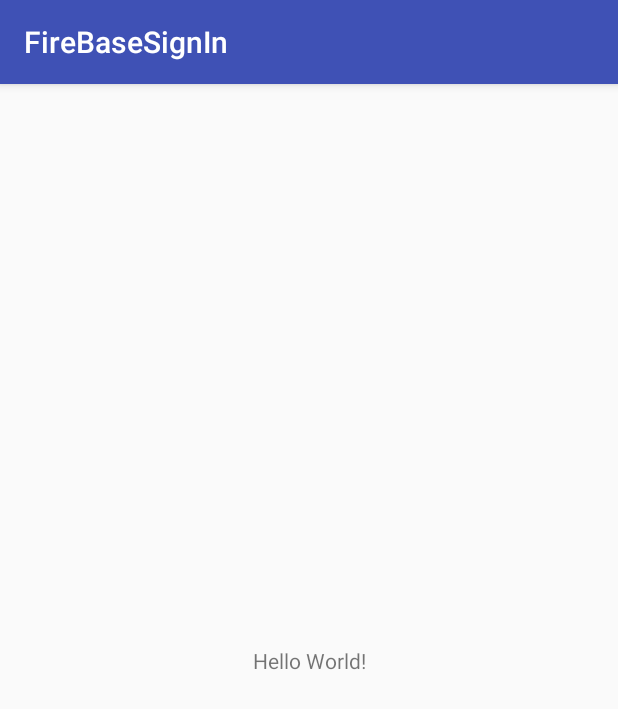
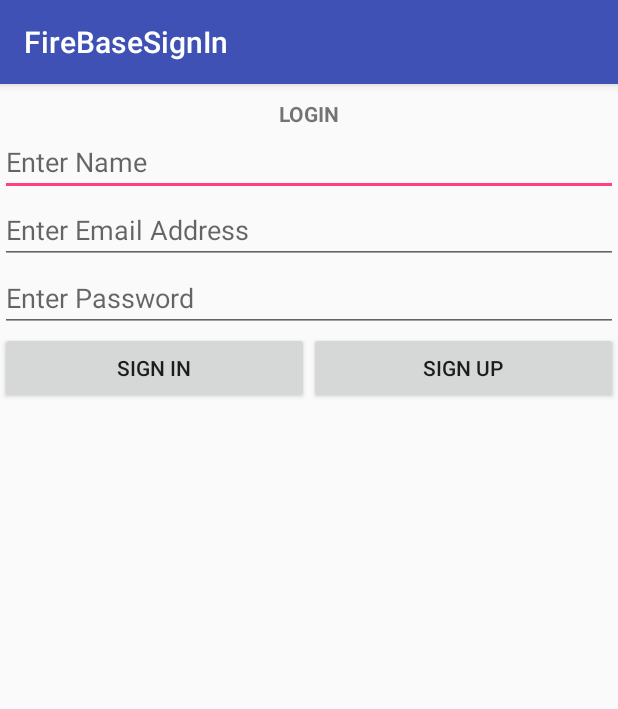
Before and after one commit to kshah3318/FireBaseSignIn, an Android app: the screen it shows after launch (MainActivity), on a phone screen of 412 x 824 dp. Shown: the top 709 px of the screen. Run offline under Robolectric (Android 15) with nearby library versions, the phone set to English and light mode, and no system bars; our stand-ins replace Firebase (no records; nobody signed in at launch, a user with empty details on screens opened directly).

Commit message:
Completing authentication using firebase

```diff
--- a/app/build.gradle
+++ b/app/build.gradle
@@ -26,5 +26,10 @@ dependencies {
     })
     compile 'com.android.support:appcompat-v7:25.3.1'
     compile 'com.android.support.constraint:constraint-layout:1.0.2'
+    compile 'com.google.firebase:firebase-auth:10.0.1'
     testCompile 'junit:junit:4.12'
 }
+
+
+
+apply plugin: 'com.google.gms.google-services'
--- a/app/src/main/AndroidManifest.xml
+++ b/app/src/main/AndroidManifest.xml
@@ -16,6 +16,7 @@
                 <category android:name="android.intent.category.LAUNCHER" />
             </intent-filter>
         </activity>
+        <activity android:name=".SignIn"></activity>
     </application>
 
 </manifest>
--- a/app/src/main/java/com/karan/firebasesignin/MainActivity.java
+++ b/app/src/main/java/com/karan/firebasesignin/MainActivity.java
@@ -1,13 +1,50 @@
 package com.karan.firebasesignin;
 
+import android.content.Intent;
 import android.support.v7.app.AppCompatActivity;
 import android.os.Bundle;
+import android.view.View;
+import android.widget.Button;
+import android.widget.EditText;
+
+import com.google.firebase.auth.FirebaseAuth;
 
 public class MainActivity extends AppCompatActivity {
-
+      private FirebaseAuth firebaseAuth;
+    private EditText etUserName,etEmail,etPassword;
+    private Button sign_in,sign_up;
     @Override
     protected void onCreate(Bundle savedInstanceState) {
         super.onCreate(savedInstanceState);
         setContentView(R.layout.activity_main);
+        firebaseAuth=FirebaseAuth.getInstance();
+        etUserName=(EditText)findViewById(R.id.etUserName);
+        etEmail=(EditText)findViewById(R.id.etEmailAddress);
+        etPassword=(EditText)findViewById(R.id.etPassword);
+        sign_in=(Button)findViewById(R.id.btn_signin);
+        sign_up=(Button)findViewById(R.id.btn_signup);
+        CheckedLoggedIn();
+        sign_in.setOnClickListener(new View.OnClickListener() {
+            @Override
+            public void onClick(View v) {
+
+            }
+        });
+        sign_up.setOnClickListener(new View.OnClickListener() {
+            @Override
+            public void onClick(View v) {
+
+            }
+        });
     }
+
+    private  void CheckedLoggedIn()
+    {
+        if(firebaseAuth.getCurrentUser()!=null)
+        {
+            finish();
+            startActivity(new Intent(getApplicationContext(),SignIn.class));
+        }
+    }
+
 }
--- /dev/null
+++ b/app/src/main/java/com/karan/firebasesignin/SignIn.java
@@ -0,0 +1,13 @@
+package com.karan.firebasesignin;
+
+import android.support.v7.app.AppCompatActivity;
+import android.os.Bundle;
+
+public class SignIn extends AppCompatActivity {
+
+    @Override
+    protected void onCreate(Bundle savedInstanceState) {
+        super.onCreate(savedInstanceState);
+        setContentView(R.layout.activity_sign_in);
+    }
+}
--- a/app/src/main/res/layout/activity_main.xml
+++ b/app/src/main/res/layout/activity_main.xml
@@ -1,18 +1,65 @@
 <?xml version="1.0" encoding="utf-8"?>
-<android.support.constraint.ConstraintLayout xmlns:android="http://schemas.android.com/apk/res/android"
+<LinearLayout xmlns:android="http://schemas.android.com/apk/res/android"
     xmlns:app="http://schemas.android.com/apk/res-auto"
     xmlns:tools="http://schemas.android.com/tools"
     android:layout_width="match_parent"
+    android:orientation="vertical"
     android:layout_height="match_parent"
     tools:context="com.karan.firebasesignin.MainActivity">
+    <TextView
+        android:id="@+id/textView"
+        android:layout_marginTop="10dp"
+        android:layout_width="match_parent"
+        android:layout_height="wrap_content"
+        android:text="@string/login_page"
+        android:textStyle="bold"
+        android:gravity="center"
+        tools:layout_editor_absoluteX="162dp"
+        tools:layout_editor_absoluteY="70dp" />
 
-    <TextView
-        android:layout_width="wrap_content"
+    <EditText
+        android:id="@+id/etUserName"
+        android:layout_width="match_parent"
         android:layout_height="wrap_content"
-        android:text="Hello World!"
-        app:layout_constraintBottom_toBottomOf="parent"
-        app:layout_constraintLeft_toLeftOf="parent"
-        app:layout_constraintRight_toRightOf="parent"
-        app:layout_constraintTop_toTopOf="parent" />
+        android:gravity="top"
+        android:inputType="textCapSentences|textNoSuggestions"
+        android:hint="Enter Name"
+        />
 
-</android.support.constraint.ConstraintLayout>
+    <EditText
+        android:id="@+id/etEmailAddress"
+        android:layout_width="match_parent"
+        android:layout_height="wrap_content"
+        android:gravity="top"
+        android:inputType="textNoSuggestions|textCapSentences"
+        android:hint="Enter Email Address"
+        />
+    <EditText
+        android:layout_width="match_parent"
+        android:id="@+id/etPassword"
+        android:layout_height="wrap_content"
+        android:gravity="top"
+        android:inputType="textPassword"
+        android:hint="Enter Password"
+        />
+
+<LinearLayout
+    android:layout_width="match_parent"
+    android:layout_height="wrap_content"
+    android:weightSum="2"
+    android:orientation="horizontal">
+    <Button
+        android:layout_width="match_parent"
+        android:id="@+id/btn_signin"
+        android:gravity="center"
+        android:layout_height="wrap_content"
+        android:layout_weight="1"
+        android:text="@string/sign_in"/>
+    <Button
+        android:layout_width="match_parent"
+        android:layout_height="wrap_content"
+        android:layout_weight="1"
+        android:id="@+id/btn_signup"
+        android:text="@string/sign_up"/>
+</LinearLayout>
+</LinearLayout>
--- /dev/null
+++ b/app/src/main/res/layout/activity_sign_in.xml
@@ -0,0 +1,9 @@
+<?xml version="1.0" encoding="utf-8"?>
+<android.support.constraint.ConstraintLayout xmlns:android="http://schemas.android.com/apk/res/android"
+    xmlns:app="http://schemas.android.com/apk/res-auto"
+    xmlns:tools="http://schemas.android.com/tools"
+    android:layout_width="match_parent"
+    android:layout_height="match_parent"
+    tools:context="com.karan.firebasesignin.SignIn">
+
+</android.support.constraint.ConstraintLayout>
--- a/app/src/main/res/values/strings.xml
+++ b/app/src/main/res/values/strings.xml
@@ -1,3 +1,7 @@
 <resources>
     <string name="app_name">FireBaseSignIn</string>
+    <string name="login_page">LOGIN</string>
+    <string name="sign_in">SIGN IN</string>
+    <string name="sign_up">SIGN UP</string>
+    <string name="welcome_message">WELCOME TO APP</string>
 </resources>
--- a/build.gradle
+++ b/build.gradle
@@ -9,6 +9,7 @@ buildscript {
 
         // NOTE: Do not place your application dependencies here; they belong
         // in the individual module build.gradle files
+        classpath 'com.google.gms:google-services:3.0.0'
     }
 }
 
```
Also changed, not shown: 1 other file.
